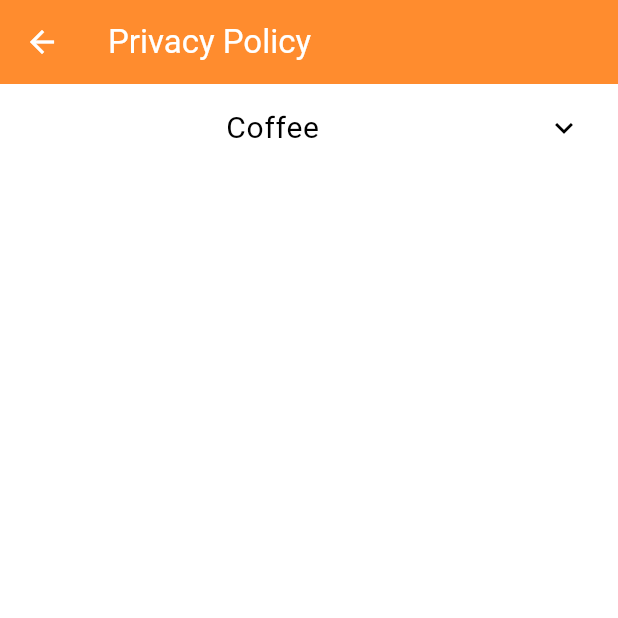
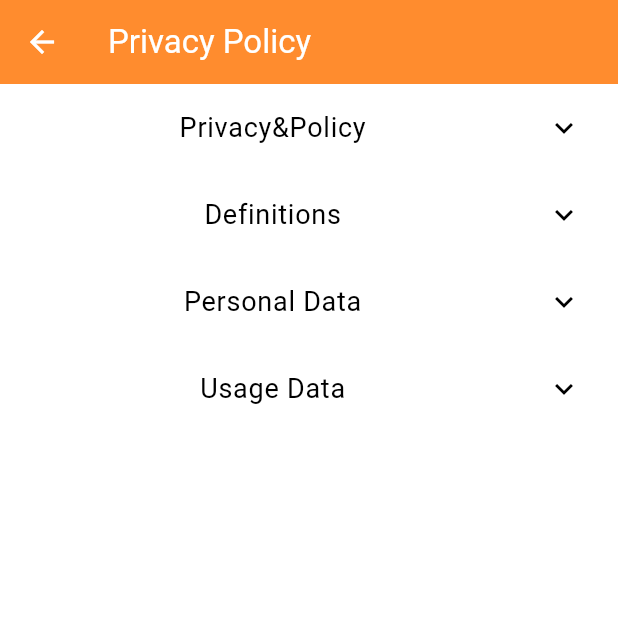
Before and after one commit to YilmazBatal/Habbitty-App, a Flutter app: the PrivacyPolicyPage screen opened directly, on a phone screen of 412 x 824 dp, the top half of it. Run offline on Flutter 3.47's test engine with Material 3 defaults, Android fonts, the phone set to English and light mode, and no system bars; our stand-ins replace easy_date_timeline, flutter_heatmap_calendar, flutter_slidable, google_fonts, percent_indicator, shared_preferences; missing offline and left inert: textfield_tags; accounts and stored records are empty; Roboto replaces fonts that are missing (Sniglet).

Commit message:
privacy&policy

```diff
--- a/lib/Pages/privacypolicypage.dart
+++ b/lib/Pages/privacypolicypage.dart
@@ -12,40 +12,76 @@ class PrivacyPolicyPage extends StatelessWidget {
       appBar: AppBar(
         foregroundColor: Colors.white,
         backgroundColor: lightOrange,
-        title: const Text("Privacy Policy", style: TextStyle(color: Colors.white),),
+        title: const Text(
+          "Privacy Policy",
+          style: TextStyle(color: Colors.white),
+        ),
       ),
       body: Column(
         children: [
           Expanded(
             child: SingleChildScrollView(
               scrollDirection: Axis.vertical,
-              child: ExpansionTile(
-                backgroundColor: Colors.yellow[50],
+              child: Column(
+                children: [
+                  FAQItem(
+                      "Privacy&Policy",
+                      "This Privacy Policy describes Our policies and procedures on the collection, use and disclosure of Your information when You use the Service and tells You about Your privacy rights and how the law protects You."
+                          "We use Your Personal data to provide and improve the Service. By using the Service, You agree to the collection and use of information in accordance with this Privacy Policy."),
+                  FAQItem(
+                    "Definitions",
+                    "For the purposes of this Privacy Policy:"
+                        "Account means a unique account created for You to access our Service or parts of our Service."
+                        "Affiliate means an entity that controls, is controlled by or is under common control with a party, where 'control' means ownership of 50% or more of the shares, equity interest or other securities entitled to vote for election of directors or other managing authority."
+                        "Application refers to Habbitty, the software program provided by the Company."
+                        "Company (referred to as either 'the Company', 'We', 'Us' or 'Our' in this Agreement) refers to Habbitty."
+                        "Country refers to: International"
+                        "Device means any device that can access the Service such as a computer, a cellphone or a digital tablet."
+                        "Personal Data is any information that relates to an identified or identifiable individual."
+                        "Service refers to the Application."
+                        "Service Provider means any natural or legal person who processes the data on behalf of the Company. It refers to third-party companies or individuals employed by the Company to facilitate the Service, to provide the Service on behalf of the Company, to perform services related to the Service or to assist the Company in analyzing how the Service is used."
+                        "Usage Data refers to data collected automatically, either generated by the use of the Service or from the Service infrastructure itself (for example, the duration of a page visit)."
+                        "You means the individual accessing or using the Service, or the company, or other legal entity on behalf of which such individual is accessing or using the Service, as applicable.",
+                  ),
+                  FAQItem(
+                    "Personal Data",
+                    "While using Our Service, We may ask You to provide Us with certain personally identifiable information that can be used to contact or identify You. Personally identifiable information may include, but is not limited to: Usage Data",
+                  ),
+                  FAQItem("Usage Data",
+                      "Usage Data is collected automatically when using the Service.Usage Data may include information such as Your Device's Internet Protocol address (e.g. IP address), browser type, browser version, the pages of our Service that You visit, the time and date of Your visit, the time spent on those pages, unique device identifiers and other diagnostic data.When You access the Service by or through a mobile device, We may collect certain information automatically, including, but not limited to, the type of mobile device You use, Your mobile device unique ID, the IP address of Your mobile device, Your mobile operating system, the type of mobile Internet browser You use, unique device identifiers and other diagnostic data.We may also collect information that Your browser sends whenever You visit our Service or when You access the Service by or through a mobile device."),
+                ],
+              ),
+            ),
+          ),
+        ],
+      ),
+    );
+  }
+
+  ExpansionTile FAQItem(String myTitle, String myDescription) {
+    return ExpansionTile(
+      backgroundColor: Colors.white,
+      iconColor: lightOrange,
       title: Text(
-                  'Coffee',
-                  style: TextStyle(
+        myTitle,
+        style: const TextStyle(
           color: Colors.black,
-                    fontSize: 20,
+          fontSize: 18,
         ),
         textAlign: TextAlign.center,
       ),
       children: [
         Padding(
-                    padding: const EdgeInsets.all(8.0),
+          padding: const EdgeInsets.only(left: 16, right: 16, bottom: 16),
           child: Text(
-                      'Coffee is a brewed drink prepared from roasted coffee beans, the seeds of berries from certain Coffee species.',
-                      style: TextStyle(fontSize: 15),
-                      maxLines: 3,
+            myDescription,
+            style: const TextStyle(fontSize: 15),
+            // maxLines: 3,
             softWrap: true,
             textAlign: TextAlign.start,
           ),
         ),
       ],
-              ),
-            ),
-          )
-        ],
-      ),
     );
   }
 }
```
Also changed, not shown: pubspec.lock. Lines whose indentation alone changed are shown as unchanged.
